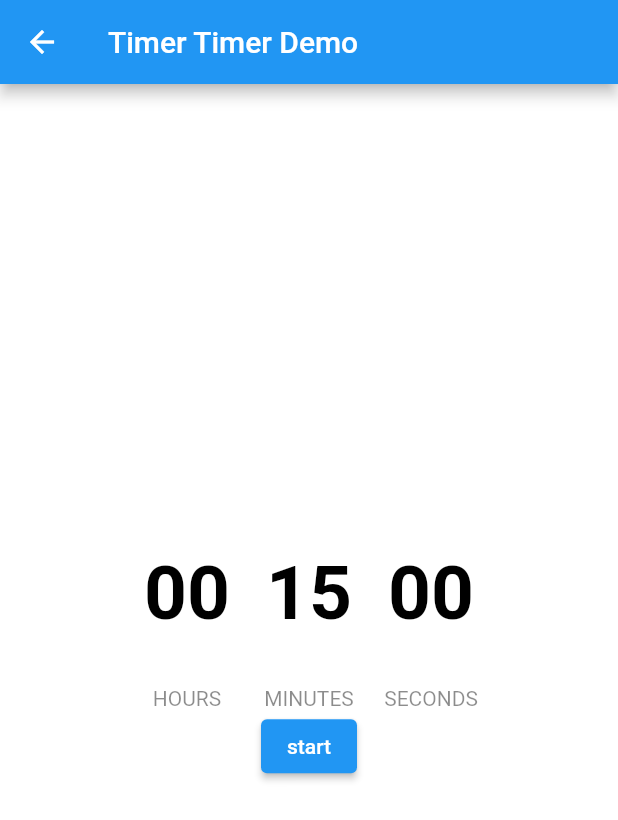
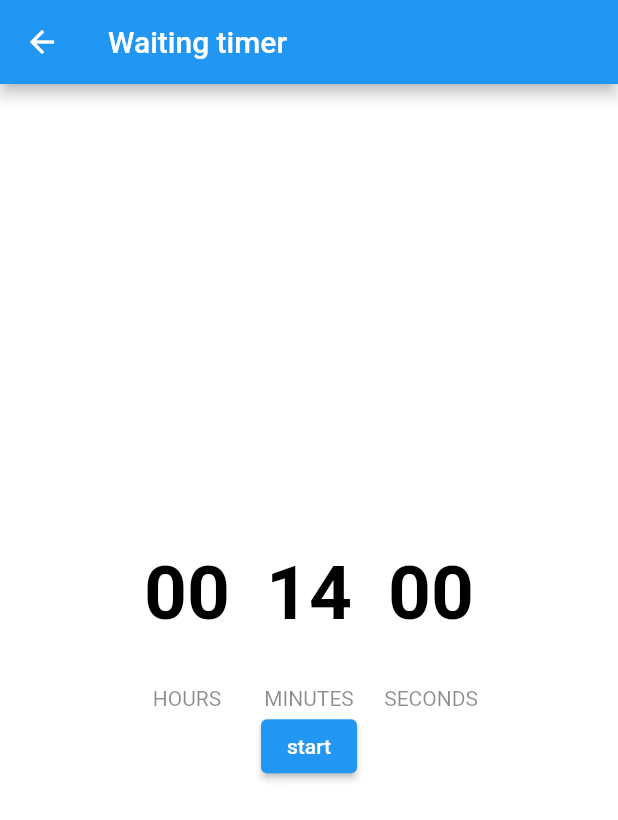
Before and after one commit to andre7455/stopsmoking, a Flutter app: the StopWatchTimerPage screen opened by its route, on a phone screen of 412 x 824 dp. Shown: the top 820 px of the screen. Run offline on Flutter 3.47's test engine with Material 2 defaults, Android fonts, the phone set to English and light mode, and no system bars.

Commit message:
added minutes to a storage file

```diff
--- /dev/null
+++ b/lib/storage.dart
@@ -0,0 +1 @@
+const int waitingTimeMinutes = 14;
--- a/lib/timer.dart
+++ b/lib/timer.dart
@@ -1,7 +1,6 @@
 import 'dart:async';
 import 'package:flutter/material.dart';
-import 'package:stopsmoking/home.dart';
-import 'main.dart';
+import 'storage.dart';
 
 class StopWatchTimerPage extends StatefulWidget {
   @override
@@ -9,7 +8,7 @@ class StopWatchTimerPage extends StatefulWidget {
 }
 
 class _StopWatchTimerPageState extends State<StopWatchTimerPage> {
-  static const countdownDuration = Duration(minutes: 15);
+  static const countdownDuration = Duration(minutes: waitingTimeMinutes);
   Duration duration = Duration();
   Timer? timer;
 
@@ -56,7 +55,7 @@ class _StopWatchTimerPageState extends State<StopWatchTimerPage> {
   Widget build(BuildContext context) => Scaffold(
         backgroundColor: Color.fromARGB(0, 0, 0, 0),
         appBar: AppBar(
-          title: Text("Timer Timer Demo"),
+          title: Text("Waiting timer"),
         ),
         body: Center(
           child: Column(
```
